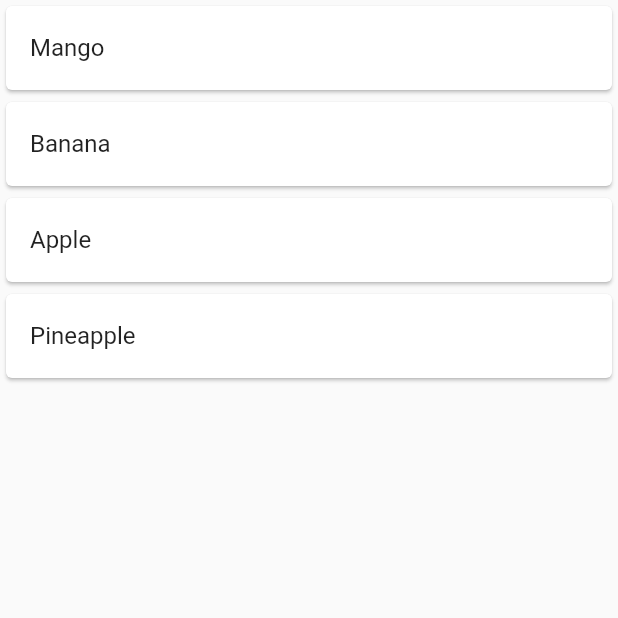
After one commit to SMAmmadAli/GetX, a Flutter app: the screen it shows after launch, after a tap on "Add Fav Screen", on a phone screen of 412 x 824 dp, the top half of it. The commit adds this screen. Run offline on Flutter 3.47's test engine with Material 2 defaults, Android fonts, the phone set to English and light mode, and no system bars; our stand-ins replace get.

Commit message:
add to favorite through state management

```diff
--- a/lib/controller/counter_controller.dart
+++ b/lib/controller/counter_controller.dart
@@ -1,6 +1,7 @@
 import 'package:get/get.dart';
-import 'package:state_management_getx/view/opacity_slider.dart';
-import 'package:state_management_getx/view/switch.dart';
+import 'package:state_management_getx/view/favView.dart';
+import 'package:state_management_getx/view/opacity_slider_view.dart';
+import 'package:state_management_getx/view/switch_view.dart';
 
 class CounterController extends GetxController {
   RxInt number = 1.obs;
@@ -17,4 +18,8 @@ class CounterController extends GetxController {
   moveToSwitchScreen() {
     Get.to(SwitchScreen());
   }
+
+  moveToFavScreen() {
+    Get.to(FavView());
+  }
 }
--- /dev/null
+++ b/lib/controller/fav_controller.dart
@@ -0,0 +1,14 @@
+import 'package:get/get.dart';
+
+class FavController extends GetxController {
+  RxList<String> itemList = ["Mango", "Banana", "Apple", "Pineapple"].obs;
+  RxList favList = [].obs;
+
+  addToFav(String value) {
+    favList.add(value);
+  }
+
+  removeToFav(String value) {
+    favList.remove(value);
+  }
+}
--- /dev/null
+++ b/lib/view/favView.dart
@@ -0,0 +1,43 @@
+import 'package:flutter/material.dart';
+import 'package:flutter/src/widgets/framework.dart';
+import 'package:flutter/src/widgets/placeholder.dart';
+import 'package:get/get.dart';
+import 'package:state_management_getx/controller/fav_controller.dart';
+
+class FavView extends StatelessWidget {
+  FavView({super.key});
+
+  FavController favController = Get.put(FavController());
+
+  @override
+  Widget build(BuildContext context) {
+    return Scaffold(
+      body: ListView.builder(
+        itemCount: favController.itemList.length,
+        itemBuilder: (context, index) {
+          return Card(
+              child: ListTile(
+            onTap: () {
+              if (favController.favList
+                  .contains(favController.itemList[index].toString())) {
+                favController
+                    .removeToFav(favController.itemList[index].toString());
+              } else {
+                favController
+                    .addToFav(favController.itemList[index].toString());
+              }
+            },
+            title: Text(favController.itemList[index].toString()),
+            trailing: Icon(
+              Icons.favorite,
+              color: favController.favList
+                      .contains(favController.itemList[index].toString())
+                  ? Colors.red
+                  : Colors.white,
+            ),
+          ));
+        },
+      ),
+    );
+  }
+}
--- a/lib/view/homeview.dart
+++ b/lib/view/homeview.dart
@@ -72,7 +72,12 @@ class HomeView extends StatelessWidget {
                 onPressed: () {
                   counterController.moveToSwitchScreen();
                 },
-                child: const Text("Switch Screen"))
+                child: const Text("Switch Screen")),
+            ElevatedButton(
+                onPressed: () {
+                  counterController.moveToFavScreen();
+                },
+                child: const Text("Add Fav Screen"))
           ],
         ),
       ),
```
Also changed, not shown: lib/view/opacity_slider_view.dart (renamed from lib/view/opacity_slider.dart), lib/view/switch_view.dart (renamed from lib/view/switch.dart).
